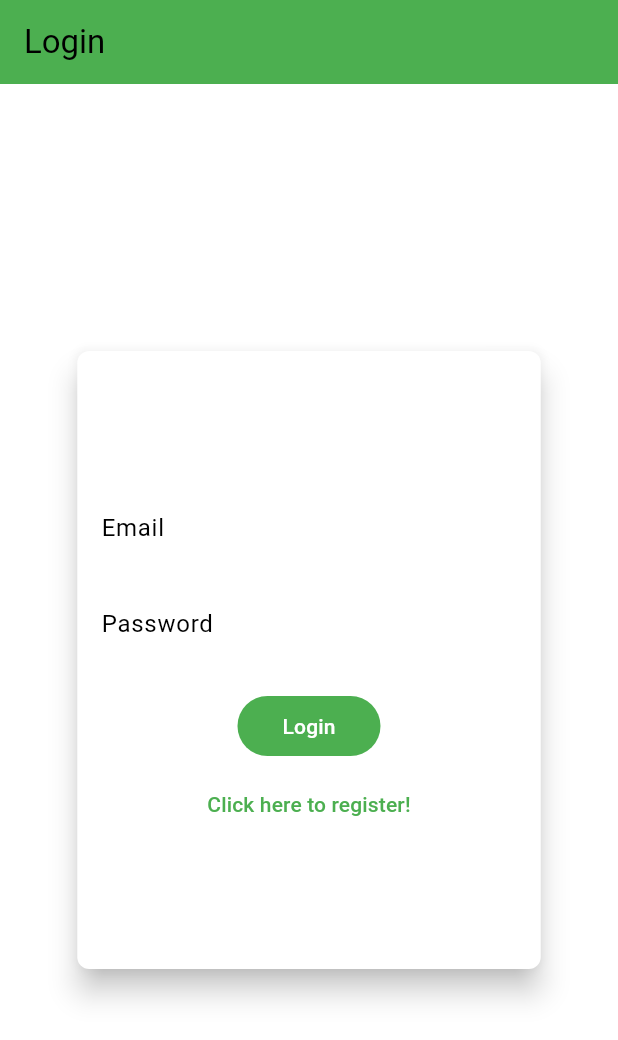
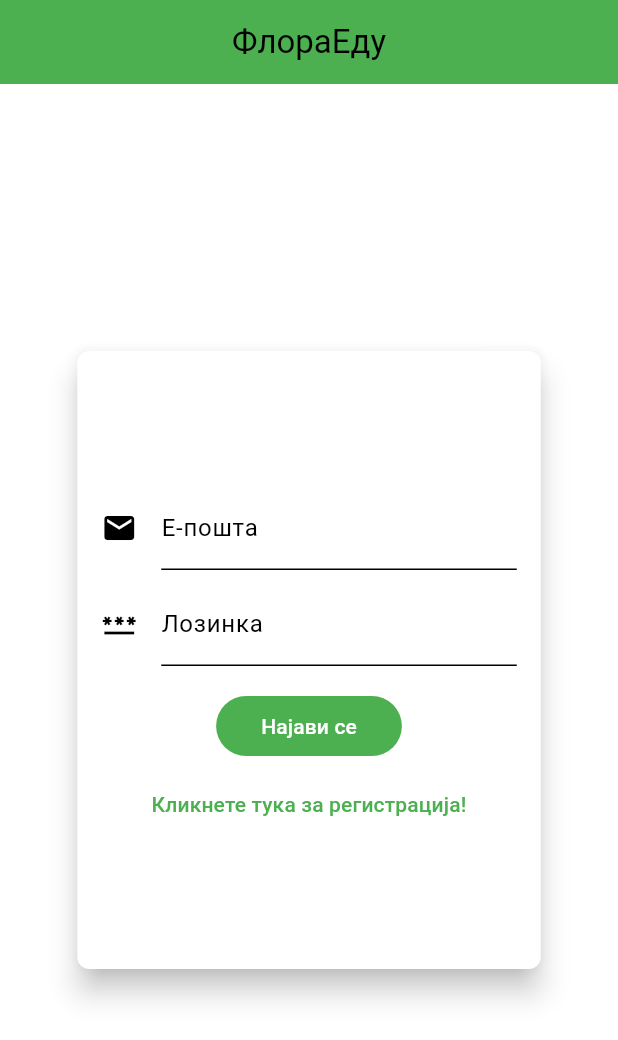
Before and after one commit to dev-marko/flora_edu_mobile, a Flutter app: the screen it shows after launch, on a phone screen of 412 x 824 dp. Shown: the top 1040 px of the screen. Run offline on Flutter 3.47's test engine with Material 2 defaults, Android fonts, the phone set to English and light mode, and no system bars; our stand-ins replace equatable, firebase_auth, firebase_core, firebase_database, flutter_bloc, flutter_dotenv and 3 more; accounts and stored records are empty.

Commit message:
Change login & register screen languages

```diff
--- a/lib/presentation/screens/login_screen.dart
+++ b/lib/presentation/screens/login_screen.dart
@@ -1,5 +1,6 @@
 import 'package:flutter/material.dart';
 import 'package:flutter_bloc/flutter_bloc.dart';
+import 'package:google_fonts/google_fonts.dart';
 
 import '../../blocs/login/login_bloc.dart';
 import '../../data/repositories/auth_repository.dart';
@@ -16,7 +17,11 @@ class LoginScreen extends StatelessWidget {
   Widget build(BuildContext context) {
     return Scaffold(
       appBar: AppBar(
-        title: const Text('Login'),
+        title: Text(
+          'ФлораЕду',
+          style: GoogleFonts.yesevaOne(),
+        ),
+        centerTitle: true,
       ),
       body: Center(
         child: Padding(
--- a/lib/presentation/screens/register_screen.dart
+++ b/lib/presentation/screens/register_screen.dart
@@ -1,5 +1,6 @@
 import 'package:flutter/material.dart';
 import 'package:flutter_bloc/flutter_bloc.dart';
+import 'package:google_fonts/google_fonts.dart';
 
 import '../../blocs/register/register_bloc.dart';
 import '../../data/repositories/auth_repository.dart';
@@ -16,7 +17,11 @@ class RegisterScreen extends StatelessWidget {
   Widget build(BuildContext context) {
     return Scaffold(
       appBar: AppBar(
-        title: const Text('Register'),
+        title: Text(
+          'ФлораЕду',
+          style: GoogleFonts.yesevaOne(),
+        ),
+        centerTitle: true,
       ),
       body: Center(
         child: Padding(
--- a/lib/presentation/widgets/forms/login_form.dart
+++ b/lib/presentation/widgets/forms/login_form.dart
@@ -18,17 +18,9 @@ class LoginForm extends StatelessWidget {
             ..hideCurrentSnackBar()
             ..showSnackBar(
               const SnackBar(
-                content: Text('Oops: An error occured!'),
+                content: Text('Серверска грешка!'),
               ),
             );
-        } else if (state.goToRegisterScreen) {
-          // Navigator.of(context).push(RegisterScreen.route()).then(
-          //       (_) => {
-          //         context.read<LoginBloc>().add(
-          //               const LoginRegisterScreenRequested(false),
-          //             )
-          //       },
-          //     );
         }
       },
       child: Card(
@@ -70,9 +62,15 @@ class _EmailInput extends StatelessWidget {
               context.read<LoginBloc>().add(LoginEmailChanged(email)),
           keyboardType: TextInputType.emailAddress,
           decoration: InputDecoration(
-            labelText: 'Email',
+            labelText: 'Е-пошта',
+            icon: const Icon(Icons.email),
+            enabledBorder: UnderlineInputBorder(
+              borderSide: BorderSide(
+                color: Theme.of(context).colorScheme.secondary,
+              ),
+            ),
             errorText:
-                state.email.displayError != null ? 'Invalid email' : null,
+                state.email.displayError != null ? 'Невалидна е-пошта' : null,
           ),
         );
       },
@@ -92,9 +90,16 @@ class _PasswordInput extends StatelessWidget {
               context.read<LoginBloc>().add(LoginPasswordChanged(password)),
           obscureText: true,
           decoration: InputDecoration(
-            labelText: 'Password',
-            errorText:
-                state.password.displayError != null ? 'Invalid password' : null,
+            labelText: 'Лозинка',
+            icon: const Icon(Icons.password),
+            enabledBorder: UnderlineInputBorder(
+              borderSide: BorderSide(
+                color: Theme.of(context).colorScheme.secondary,
+              ),
+            ),
+            errorText: state.password.displayError != null
+                ? 'Невалидна лозинка'
+                : null,
           ),
         );
       },
@@ -131,7 +136,7 @@ class _LoginButton extends StatelessWidget {
                   foregroundColor:
                       MaterialStateProperty.all<Color>(Colors.white),
                 ),
-                child: const Text('Login'),
+                child: const Text('Најави се'),
               );
       },
     );
@@ -159,7 +164,7 @@ class _NavigateToRegisterScreenButton extends StatelessWidget {
             ),
           ),
           child: const Text(
-            'Click here to register!',
+            'Кликнете тука за регистрација!',
             textAlign: TextAlign.center,
           ),
         );
--- a/lib/presentation/widgets/forms/register_form.dart
+++ b/lib/presentation/widgets/forms/register_form.dart
@@ -18,7 +18,7 @@ class RegisterForm extends StatelessWidget {
             ..hideCurrentSnackBar()
             ..showSnackBar(
               const SnackBar(
-                content: Text('Oops: An error occured!'),
+                content: Text('Серверска грешка!'),
               ),
             );
         }
@@ -62,9 +62,15 @@ class _EmailInput extends StatelessWidget {
               context.read<RegisterBloc>().add(RegisterEmailChanged(email)),
           keyboardType: TextInputType.emailAddress,
           decoration: InputDecoration(
-            labelText: 'Email',
+            labelText: 'Е-пошта',
+            icon: const Icon(Icons.email),
+            enabledBorder: UnderlineInputBorder(
+              borderSide: BorderSide(
+                color: Theme.of(context).colorScheme.secondary,
+              ),
+            ),
             errorText:
-                state.email.displayError != null ? 'Invalid email' : null,
+                state.email.displayError != null ? 'Невалидна е-пошта' : null,
           ),
         );
       },
@@ -85,9 +91,16 @@ class _PasswordInput extends StatelessWidget {
               .add(RegisterPasswordChanged(password)),
           obscureText: true,
           decoration: InputDecoration(
-            labelText: 'Password',
-            errorText:
-                state.password.displayError != null ? 'Invalid password' : null,
+            labelText: 'Лозинка',
+            icon: const Icon(Icons.password),
+            enabledBorder: UnderlineInputBorder(
+              borderSide: BorderSide(
+                color: Theme.of(context).colorScheme.secondary,
+              ),
+            ),
+            errorText: state.password.displayError != null
+                ? 'Невалидна лозинка'
+                : null,
           ),
         );
       },
@@ -109,9 +122,15 @@ class _ConfirmPasswordInput extends StatelessWidget {
               .add(RegisterConfirmPasswordChanged(confirmPassword)),
           obscureText: true,
           decoration: InputDecoration(
-            labelText: 'Confirm Password',
+            labelText: 'Потврди лозинка',
+            icon: const Icon(Icons.password),
+            enabledBorder: UnderlineInputBorder(
+              borderSide: BorderSide(
+                color: Theme.of(context).colorScheme.secondary,
+              ),
+            ),
             errorText: state.confirmPassword.displayError != null
-                ? 'Passwords don\'t match'
+                ? 'Лозинките не се совпаѓаат'
                 : null,
           ),
         );
@@ -150,7 +169,7 @@ class _RegisterButton extends StatelessWidget {
                   foregroundColor:
                       MaterialStateProperty.all<Color>(Colors.white),
                 ),
-                child: const Text('Register'),
+                child: const Text('Регистрирај се'),
               );
       },
     );
```
Also changed, not shown: lib/shared/widgets/flora_edu_app_bar.dart (+8 -1 lines).
